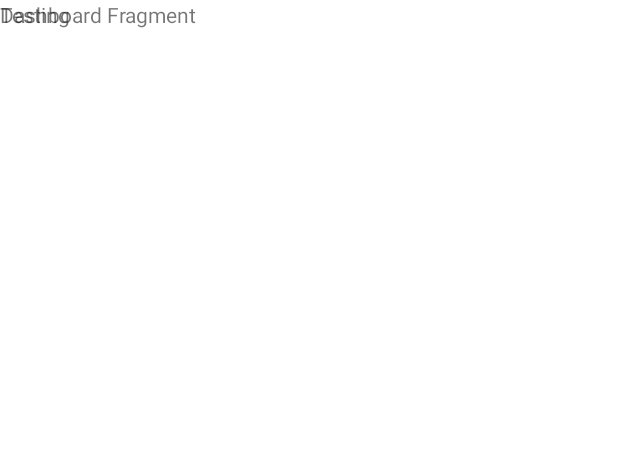
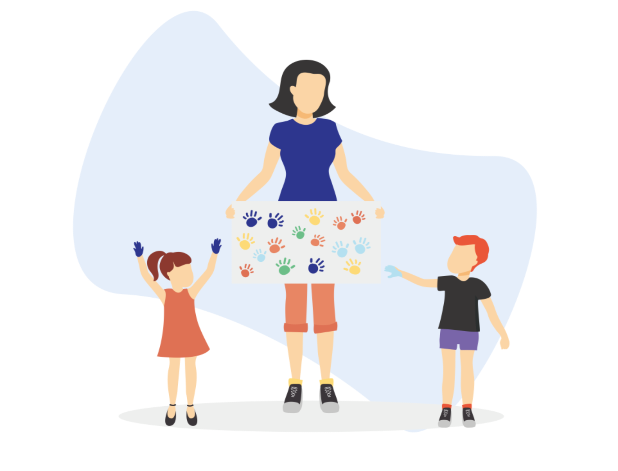
Before and after one commit to irfanazizalamin/GASTIADI-APP, an Android app: the layout fragment_dashboard.xml on its own in the app's theme, with its tools: preview values and no code run, on a phone screen of 412 x 824 dp. Shown: the top 471 px of the screen. Run offline under Robolectric (Android 15) with nearby library versions, the phone set to English and light mode, and no system bars.

Commit message:
Menambahkan gambar dashboard

```diff
--- a/app/src/main/res/layout/fragment_dashboard.xml
+++ b/app/src/main/res/layout/fragment_dashboard.xml
@@ -1,19 +1,20 @@
 <?xml version="1.0" encoding="utf-8"?>
-<FrameLayout xmlns:android="http://schemas.android.com/apk/res/android"
+<androidx.coordinatorlayout.widget.CoordinatorLayout xmlns:android="http://schemas.android.com/apk/res/android"
     xmlns:tools="http://schemas.android.com/tools"
     android:layout_width="match_parent"
     android:layout_height="match_parent"
     tools:context=".ui.dashboard.DashboardFragment">
 
     <!-- TODO: Update blank fragment layout -->
-    <TextView
+    <RelativeLayout
         android:layout_width="match_parent"
-        android:layout_height="match_parent"
-        android:text="Dashboard Fragment" />
+        android:layout_height="wrap_content"/>
 
-    <TextView
+    <LinearLayout
+        android:id="@+id/image1"
         android:layout_width="match_parent"
-        android:layout_height="match_parent"
-        android:text="Testing" />
-
-</FrameLayout>
+        android:layout_height="300dp"
+        android:background="@drawable/image_dashboard"
+        android:gravity="center"
+        android:orientation="vertical"/>
+</androidx.coordinatorlayout.widget.CoordinatorLayout>
```
Also changed, not shown: app/src/main/res/drawable/image_dashboard.jpg (added).
